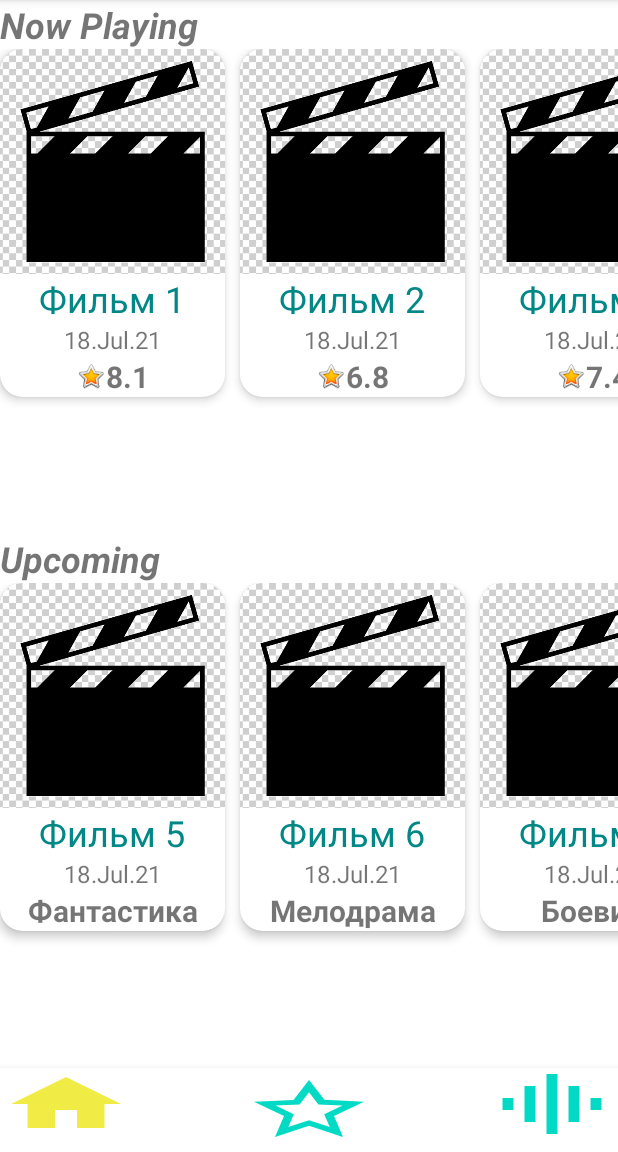
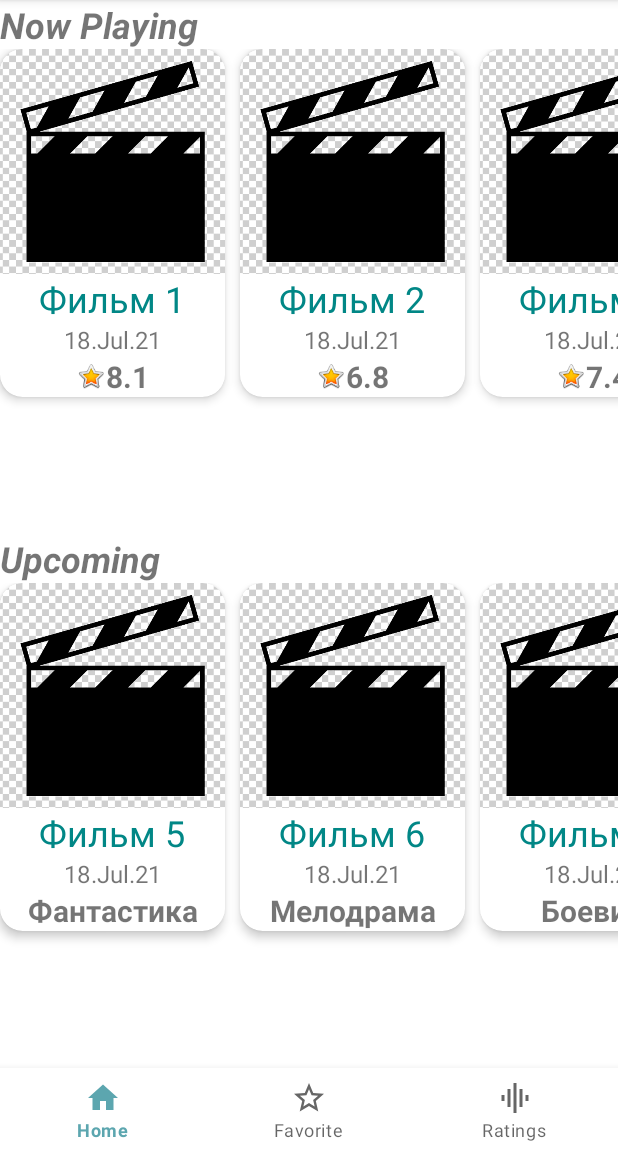
Before and after one commit to Amina1000/Movie, an Android app: the screen it shows after launch (MainActivity), on a phone screen of 412 x 824 dp, the part 84-1236 px from its top. Run offline under Robolectric (Android 15) with nearby library versions, the phone set to English and light mode, and no system bars.

Commit message:
добавила навигацию

```diff
--- a/app/src/main/java/com/example/ammymovie/ui/main/view/MainActivity.kt
+++ b/app/src/main/java/com/example/ammymovie/ui/main/view/MainActivity.kt
@@ -5,8 +5,10 @@ import android.view.Menu
 import android.widget.Toast
 import androidx.appcompat.app.AppCompatActivity
 import androidx.appcompat.widget.SearchView
+import androidx.fragment.app.Fragment
 import com.example.ammymovie.R
 import com.example.ammymovie.databinding.MainActivityBinding
+import kotlinx.android.synthetic.main.main_activity.*
 
 class MainActivity : AppCompatActivity() {
 
@@ -17,37 +19,38 @@ class MainActivity : AppCompatActivity() {
         binding = MainActivityBinding.inflate(layoutInflater)
         val view = binding.root
         setContentView(view)
-        initButtons()
+        initNavigationMenu()
         when (savedInstanceState) {
-            null ->
-                supportFragmentManager.beginTransaction()
-                    .replace(binding.container.id, MainFragment.newInstance())
-                    .commitNow()
+            null ->loadFragment(MainFragment.newInstance())
         }
     }
 
-    private fun initButtons() {
-        binding.btnHome.setOnCheckedChangeListener { buttonView, isChecked ->
-            buttonView.setBackgroundResource(
-            when {
-                isChecked -> R.drawable.ic_baseline_home_20
-                else  -> R.drawable.ic_baseline_home_20_off
-            })
+    private fun initNavigationMenu() {
+        binding.navigation.setOnNavigationItemSelectedListener {
+            when (it.itemId) {
+                R.id.item_home -> {
+                    loadFragment(MainFragment.newInstance())
+                    true
+                }
+                R.id.item_favorites -> {
+                    loadFragment(MainFragment.newInstance())
+                    true
+                }
+                R.id.item_ratings -> {
+                    loadFragment(MainFragment.newInstance())
+                    true
+                }
+                else -> false
+            }
         }
-        binding.btnFavorite.setOnCheckedChangeListener { buttonView, isChecked ->
-            buttonView.setBackgroundResource(
-            when {
-                isChecked -> R.drawable.ic_baseline_star_border_20
-                else  -> R.drawable.ic_baseline_star_border_20_off
-            })
-        }
-        binding.btnRating.setOnCheckedChangeListener { buttonView, isChecked ->
-            buttonView.setBackgroundResource(
-            when {
-                isChecked -> R.drawable.ic_baseline_graphic_eq_20
-                else  -> R.drawable.ic_baseline_graphic_eq_20_off
-            })
-        }
+    }
+
+    private fun loadFragment(fragment: Fragment) {
+        // load fragment
+        val transaction = supportFragmentManager.beginTransaction()
+        transaction.replace(R.id.container, fragment)
+        transaction.addToBackStack(null)
+        transaction.commit()
     }
 
     override fun onCreateOptionsMenu(menu: Menu?): Boolean {
@@ -61,6 +64,7 @@ class MainActivity : AppCompatActivity() {
                 Toast.makeText(this@MainActivity, query, Toast.LENGTH_SHORT).show()
                 return true
             }
+
             // реагирует на нажатие каждой клавиши
             override fun onQueryTextChange(newText: String): Boolean {
                 return true
--- a/app/src/main/res/layout/main_activity.xml
+++ b/app/src/main/res/layout/main_activity.xml
@@ -1,5 +1,6 @@
 <?xml version="1.0" encoding="utf-8"?>
 <LinearLayout xmlns:android="http://schemas.android.com/apk/res/android"
+    xmlns:app="http://schemas.android.com/apk/res-auto"
     android:layout_width="match_parent"
     android:layout_height="match_parent"
     android:orientation="vertical">
@@ -14,28 +15,8 @@
         android:id="@+id/navigation"
         android:layout_width="match_parent"
         android:layout_height="wrap_content"
-        android:layout_gravity="bottom">
-
-        <ToggleButton
-            android:id="@+id/btnHome"
-            style="@style/btn_main_menu"
-            android:layout_gravity="start"
-            android:background="@drawable/ic_baseline_home_20"
-            android:checked="true" />
-
-        <ToggleButton
-            android:id="@+id/btnFavorite"
-            style="@style/btn_main_menu"
-            android:layout_gravity="center"
-            android:background="@drawable/ic_baseline_star_border_20_off"
-            android:checked="false" />
-
-        <ToggleButton
-            android:id="@+id/btnRating"
-            style="@style/btn_main_menu"
-            android:layout_gravity="end"
-            android:background="@drawable/ic_baseline_graphic_eq_20_off"
-            android:checked="false" />
+        android:layout_gravity="bottom"
+        app:menu="@menu/navigation_menu" >
 
     </com.google.android.material.bottomnavigation.BottomNavigationView>
 
--- /dev/null
+++ b/app/src/main/res/menu/navigation_menu.xml
@@ -0,0 +1,19 @@
+<?xml version="1.0" encoding="utf-8"?>
+<menu xmlns:android="http://schemas.android.com/apk/res/android">
+        <item
+            android:id="@+id/item_home"
+            android:enabled="true"
+            android:icon="@drawable/ic_baseline_home_20"
+            android:title="@string/home" />
+        <item
+            android:id="@+id/item_favorites"
+            android:enabled="true"
+            android:icon="@drawable/ic_baseline_star_border_20"
+            android:title="@string/favorite" />
+        <item
+            android:id="@+id/item_ratings"
+            android:enabled="true"
+            android:icon="@drawable/ic_baseline_graphic_eq_20"
+            android:title="@string/ratings" />
+
+</menu>
--- a/app/src/main/res/values/strings.xml
+++ b/app/src/main/res/values/strings.xml
@@ -18,4 +18,7 @@
     <string name="res_view_come">Upcoming</string>
     <string name = "error">Error</string>
     <string name = "reload">Reload</string>
+    <string name="home">Home</string>
+    <string name="favorite">Favorite</string>
+    <string name="ratings">Ratings</string>
 </resources>
```
